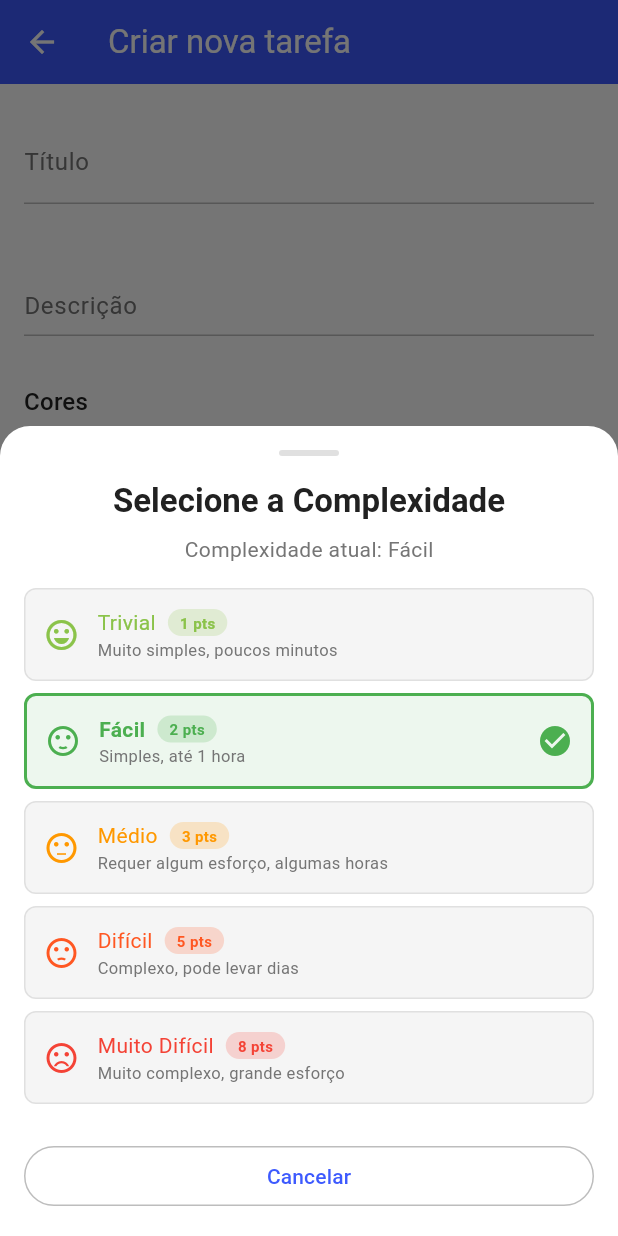
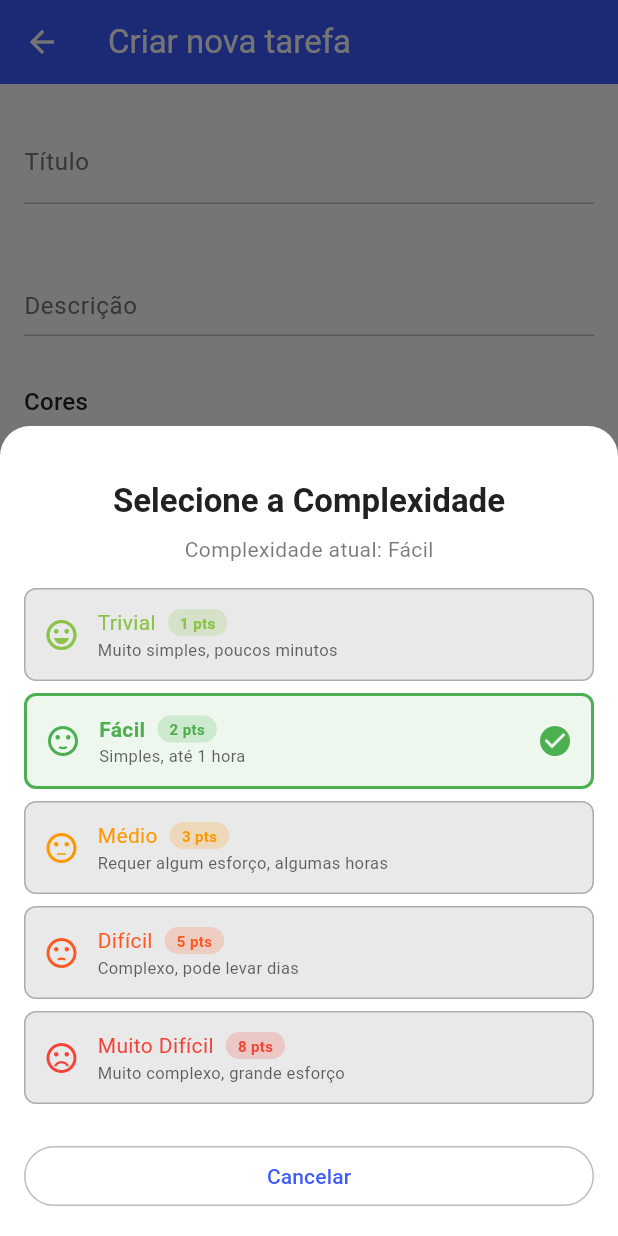
Before and after one commit to igorsantos314/flutter-ikanban-app, a Flutter app: the TaskFormPage screen opened directly, after a tap on "Fácil", on a phone screen of 412 x 824 dp. Run offline on Flutter 3.47's test engine with Material 3 defaults, Android fonts, the phone set to English and light mode, and no system bars; our stand-ins replace drift, equatable, file_picker, flutter_bloc, freezed_annotation, get_it and 3 more; accounts and stored records are empty; generated files the repository leaves out were written again.

Commit message:
feat: update UI components to use theme colors for better consistency

```diff
--- a/lib/features/task/presentation/modals/complexity_selector_bottom_sheet.dart
+++ b/lib/features/task/presentation/modals/complexity_selector_bottom_sheet.dart
@@ -13,6 +13,8 @@ class ComplexitySelectorBottomSheet extends StatelessWidget {
 
   @override
   Widget build(BuildContext context) {
+    final theme = Theme.of(context);
+
     return Container(
       padding: const EdgeInsets.all(16.0),
       decoration: const BoxDecoration(
@@ -26,21 +28,22 @@ class ComplexitySelectorBottomSheet extends StatelessWidget {
             height: 4,
             margin: const EdgeInsets.only(bottom: 16),
             decoration: BoxDecoration(
-              color: Colors.grey[300],
+              color: theme.colorScheme.surface.withValues(alpha: 0.3),
               borderRadius: BorderRadius.circular(2),
             ),
           ),
           Text(
             'Selecione a Complexidade',
-            style: Theme.of(context).textTheme.titleLarge?.copyWith(
+            style: theme.textTheme.titleLarge?.copyWith(
               fontWeight: FontWeight.bold,
+              color: theme.colorScheme.onSurface,
             ),
           ),
           const SizedBox(height: 8),
           Text(
             'Complexidade atual: ${selectedComplexity.displayName}',
-            style: Theme.of(context).textTheme.bodyMedium?.copyWith(
-              color: Colors.grey[600],
+            style: theme.textTheme.bodyMedium?.copyWith(
+              color: theme.colorScheme.onSurface.withValues(alpha: 0.6),
             ),
           ),
           const SizedBox(height: 16),
@@ -62,10 +65,10 @@ class ComplexitySelectorBottomSheet extends StatelessWidget {
                         decoration: BoxDecoration(
                           color: isSelected
                               ? complexity.color.withValues(alpha: 0.1)
-                              : Colors.grey[100],
+                              : theme.colorScheme.onSurface.withValues(alpha: 0.1),
                           borderRadius: BorderRadius.circular(8),
                           border: Border.all(
-                            color: isSelected ? complexity.color : Colors.grey[300]!,
+                            color: isSelected ? complexity.color : theme.colorScheme.onSurface.withValues(alpha: 0.3),
                             width: isSelected ? 2 : 1,
                           ),
                         ),
@@ -117,7 +120,7 @@ class ComplexitySelectorBottomSheet extends StatelessWidget {
                                     complexity.description,
                                     style: TextStyle(
                                       fontSize: 11,
-                                      color: Colors.grey[600],
+                                      color: theme.colorScheme.onSurface.withValues(alpha: 0.7),
                                     ),
                                   ),
                                 ],
@@ -155,13 +158,14 @@ class ComplexitySelectorBottomSheet extends StatelessWidget {
     required TaskComplexity selectedComplexity,
     required Function(TaskComplexity) onComplexitySelected,
   }) {
+    final colorScheme = Theme.of(context).colorScheme;
     showModalBottomSheet(
       context: context,
       isScrollControlled: true,
       backgroundColor: Colors.transparent,
       builder: (context) => Container(
-        decoration: const BoxDecoration(
-          color: Colors.white,
+        decoration: BoxDecoration(
+          color: colorScheme.surface,
           borderRadius: BorderRadius.vertical(top: Radius.circular(20)),
         ),
         child: ComplexitySelectorBottomSheet(
--- a/lib/features/task/presentation/pages/task_list_page.dart
+++ b/lib/features/task/presentation/pages/task_list_page.dart
@@ -192,6 +192,7 @@ class _TaskListPageContentState extends State<TaskListPageContent>
                     },
                     child: Column(
                       children: [
+                        // Layout Toggle
                         TaskListLayoutMode(
                           taskLayout: state.layoutMode,
                           onToggle: () {
@@ -200,6 +201,7 @@ class _TaskListPageContentState extends State<TaskListPageContent>
                             );
                           },
                         ),
+                        const SizedBox(height: 8),
                         Expanded(
                           child: state.layoutMode == TaskLayout.grid
                               ? GridView.builder(
--- a/lib/features/task/presentation/widgets/selectors/color_selector.dart
+++ b/lib/features/task/presentation/widgets/selectors/color_selector.dart
@@ -15,13 +15,11 @@ class ColorSelector extends StatelessWidget {
 
   @override
   Widget build(BuildContext context) {
+    final theme = Theme.of(context);
     return Column(
       crossAxisAlignment: CrossAxisAlignment.start,
       children: [
-        Text(
-          'Cores',
-          style: Theme.of(context).textTheme.titleMedium,
-        ),
+        Text('Cores', style: theme.textTheme.titleMedium),
         const SizedBox(height: 8),
         SingleChildScrollView(
           scrollDirection: Axis.horizontal,
@@ -39,7 +37,10 @@ class ColorSelector extends StatelessWidget {
                       color: color.color,
                       shape: BoxShape.circle,
                       border: isSelected
-                        ? Border.all(color: Colors.black, width: 3)
+                          ? Border.all(
+                              color: theme.colorScheme.onSurface,
+                              width: 3,
+                            )
                           : null,
                     ),
                   ),
--- a/lib/features/task/presentation/widgets/task_status_filter.dart
+++ b/lib/features/task/presentation/widgets/task_status_filter.dart
@@ -51,8 +51,8 @@ class TaskStatusFilter extends StatelessWidget {
                     onChanged([]);
                   }
                 },
-                selectedColor: theme.primaryColor.withValues(alpha: 0.3),
-                checkmarkColor: Theme.of(context).primaryColor,
+                selectedColor: theme.colorScheme.onSurface.withValues(alpha: 0.3),
+                checkmarkColor: theme.colorScheme.onSurface,
               ),
             ),
 
```
Also changed, not shown: lib/features/task/domain/use_cases/create_task_use_case.dart (added, +29 -0 lines), lib/features/task/domain/use_cases/get_task_by_id_use_case.dart (added, +30 -0 lines), lib/features/task/domain/use_cases/list_task_use_case.dart (added, +55 -0 lines), lib/features/task/domain/use_cases/update_task_use_case.dart (added, +21 -0 lines), lib/features/task/presentation/modals/due_date_selector_bottom_sheet.dart (+48 -38 lines), lib/features/task/presentation/modals/priority_selector_bottom_sheet.dart (+9 -7 lines), lib/features/task/presentation/modals/status_selector_bottom_sheet.dart (+5 -3 lines), lib/features/task/presentation/modals/type_selector_bottom_sheet.dart (+35 -27 lines), lib/features/task/presentation/widgets/selectors/status_selector.dart (+14 -18 lines). Lines whose indentation alone changed are shown as unchanged.
